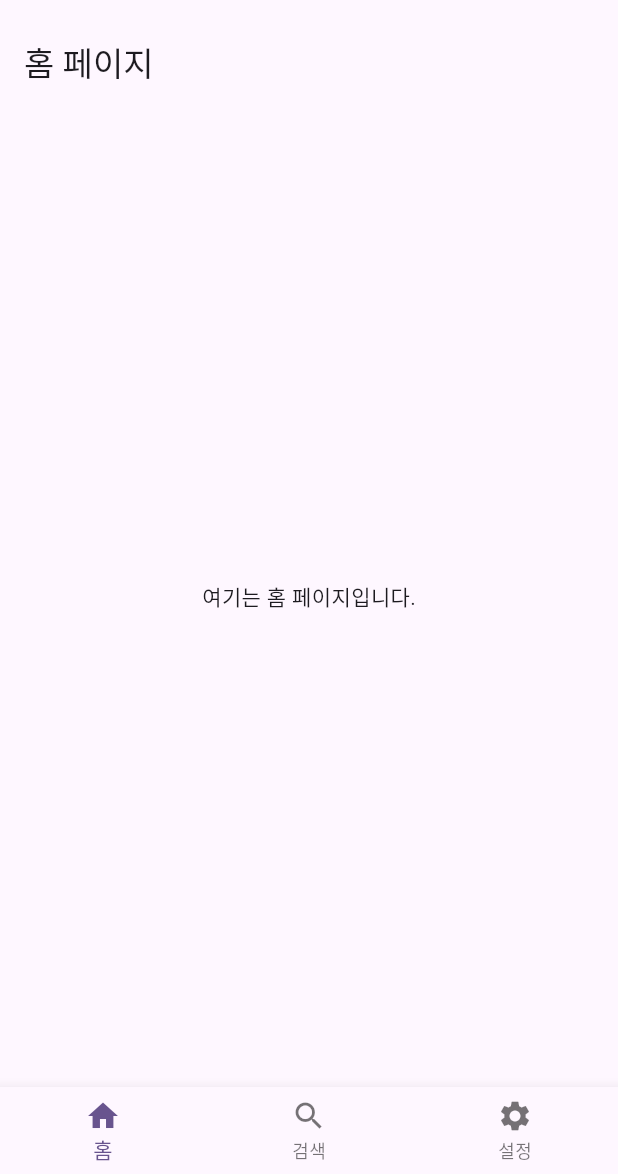
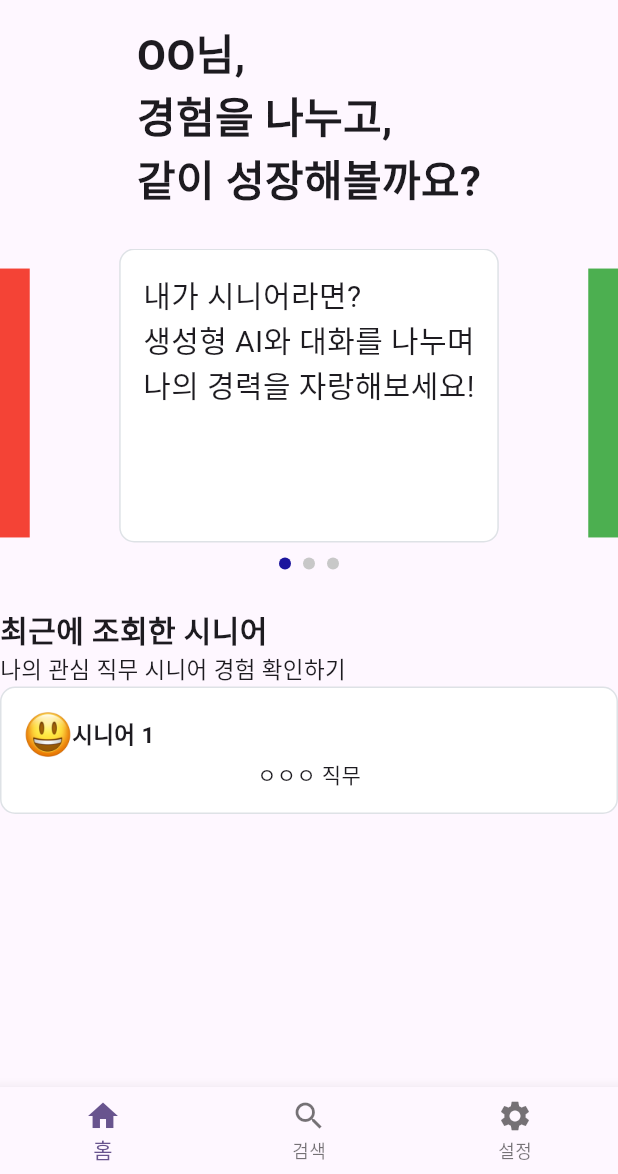
Before and after one commit to alsrudrl1220/NanuJOB, a Flutter app: the screen it shows after launch, on a phone screen of 412 x 824 dp, the part 62-1236 px from its top. Run offline on Flutter 3.47's test engine with Material 3 defaults, Android fonts, the phone set to English and light mode, and no system bars; drawn by our look-alikes of carousel_slider.

Commit message:
[feat] home 레이아웃 구현 ing

```diff
--- a/lib/HomePage.dart
+++ b/lib/HomePage.dart
@@ -0,0 +1,143 @@
+import 'package:carousel_slider/carousel_slider.dart';
+import 'package:flutter/material.dart';
+
+class HomePage extends StatefulWidget {
+  const HomePage({super.key});
+
+  @override
+  State<HomePage> createState() => _HomePageState();
+}
+
+class _HomePageState extends State<HomePage> {
+  int _current = 0;  // 현재 페이지를 추적할 변수
+  final CarouselSliderController _controller = CarouselSliderController(); // CarouselSliderController 사용
+
+  // 슬라이드로 보여줄 아이템
+  final List<Widget> carouselWidgets = [
+    // 슬라이더 위젯 컨테이너
+    Container(
+      margin: EdgeInsets.only(bottom: 10.0),
+      decoration: BoxDecoration(
+        color: Colors.white,
+        border: Border.all(color: Color(0xffDEE2E6), width: 1.0),
+        borderRadius: BorderRadius.circular(10.0),
+      ),
+      child: Padding(
+        padding: const EdgeInsets.all(15.0),
+        child: Column(
+          children: [
+            Text('내가 시니어라면?'
+                '\n생성형 AI와 대화를 나누며'
+                '\n나의 경력을 자랑해보세요!', style: TextStyle(fontSize: 20),),
+          ],
+        ),
+      ),
+    ),
+    Container(
+      color: Colors.green,
+      child: Center(child: Text("슬라이드 2", style: TextStyle(fontSize: 24, color: Colors.white))),
+    ),
+    Container(
+      color: Colors.red,
+      child: Center(child: Text("슬라이드 3", style: TextStyle(fontSize: 24, color: Colors.white))),
+    ),
+  ];
+
+  @override
+  Widget build(BuildContext context) {
+    return Scaffold(
+      body: Column(
+        children: [
+          // 상단 문구
+          Column(
+            crossAxisAlignment: CrossAxisAlignment.start,
+            children: [
+              Text('OO님,', style: TextStyle(fontSize: 28, fontWeight: FontWeight.w700),),
+              Text('경험을 나누고,', style: TextStyle(fontSize: 28, fontWeight: FontWeight.w700),),
+              Text('같이 성장해볼까요?', style: TextStyle(fontSize: 28, fontWeight: FontWeight.w700),),
+            ],
+          ),
+          SizedBox(height: 25,),
+
+          // 슬라이더 위젯
+          Column(
+            children: [
+              // CarouselSlider 구현
+              CarouselSlider(
+                carouselController: _controller,  // CarouselSliderController 사용
+                options: CarouselOptions(
+                  aspectRatio: 2.0,  // 화면 비율
+                  enlargeCenterPage: true,  // 가운데 슬라이드를 크게 표시
+                  scrollDirection: Axis.horizontal,  // 슬라이드 방향
+                  autoPlay: true,  // 자동 재생
+                  onPageChanged: (index, reason) {
+                    setState(() {
+                      _current = index;  // 페이지 변경 시 현재 인덱스 업데이트
+                    });
+                  },
+                ),
+                items: carouselWidgets,  // 슬라이드에 표시할 아이템들
+              ),
+
+              // 페이지 인덱스 표시
+              Row(
+                mainAxisAlignment: MainAxisAlignment.center,
+                children: carouselWidgets.asMap().entries.map((entry) {
+                  return GestureDetector(
+                    onTap: () => _controller.jumpToPage(entry.key),
+                    child: Container(
+                      width: 8.0,
+                      height: 8.0,
+                      margin: EdgeInsets.symmetric(horizontal: 4.0),
+                      decoration: BoxDecoration(
+                        shape: BoxShape.circle,
+                        color: _current == entry.key
+                            ? Color(0xff1C159D)
+                            : Color(0xffC8C8C8),
+                      ),
+                    ),
+                  );
+                }).toList(),
+              ),
+            ],
+          ),
+          SizedBox(height: 25,),
+
+          // 최근에 조회한 시니어
+          Column(
+            crossAxisAlignment: CrossAxisAlignment.start,
+            children: [
+              Text('최근에 조회한 시니어', style: TextStyle(fontSize: 20, fontWeight: FontWeight.w700),),
+              Text('나의 관심 직무 시니어 경험 확인하기', style: TextStyle(fontSize: 15, fontWeight: FontWeight.w400),),
+              Container(
+                margin: EdgeInsets.only(bottom: 10.0),
+                decoration: BoxDecoration(
+                  color: Colors.white,
+                  border: Border.all(color: Color(0xffDEE2E6), width: 1.0),
+                  borderRadius: BorderRadius.circular(10.0),
+                ),
+                child: Padding(
+                  padding: const EdgeInsets.all(15.0),
+                  child: Column(
+                    children: [
+                      Row(
+                        children: [
+                          Image.asset('assets/ic-smile.png', width: 32, height: 32,),
+                          Text('시니어 1', style: TextStyle(fontSize: 15, fontWeight: FontWeight.w600),),
+                        ],
+                      ),
+                      Text('ㅇㅇㅇ 직무', style: TextStyle(fontSize: 14, fontWeight: FontWeight.w500),),
+                    ],
+                  ),
+                ),
+              ),
+            ],
+          ),
+
+
+
+        ],
+      ),
+    );
+  }
+}
--- a/lib/MainPage.dart
+++ b/lib/MainPage.dart
@@ -1,4 +1,5 @@
 import 'package:flutter/material.dart';
+import 'HomePage.dart';
 import 'SearchPage.dart';
 
 class MainPage extends StatefulWidget {
@@ -62,23 +63,6 @@ class _MainPageState extends State<MainPage> {
   }
 }
 
-// 새로운 페이지 정의
-class HomePage extends StatelessWidget {
-  const HomePage({super.key});
-
-  @override
-  Widget build(BuildContext context) {
-    return Scaffold(
-      appBar: AppBar(
-        title: const Text('홈 페이지'),
-      ),
-      body: const Center(
-        child: Text('여기는 홈 페이지입니다.'),
-      ),
-    );
-  }
-}
-
 class SearchPage extends StatelessWidget {
   const SearchPage({super.key});
 
--- a/pubspec.yaml
+++ b/pubspec.yaml
@@ -8,6 +8,7 @@ dependencies:
   flutter:
     sdk: flutter
   cupertino_icons: ^1.0.8
+  carousel_slider: ^5.0.0
 dev_dependencies:
   flutter_test:
     sdk: flutter
@@ -20,3 +21,4 @@ flutter:
     - assets/IconPage.png
     - assets/SearchIcon.png
     - assets/AppLogoForLogin.png
+    - assets/ic-smile.png
```
Also changed, not shown: assets/ic-smile.png (added), pubspec.lock, 9 other files.
